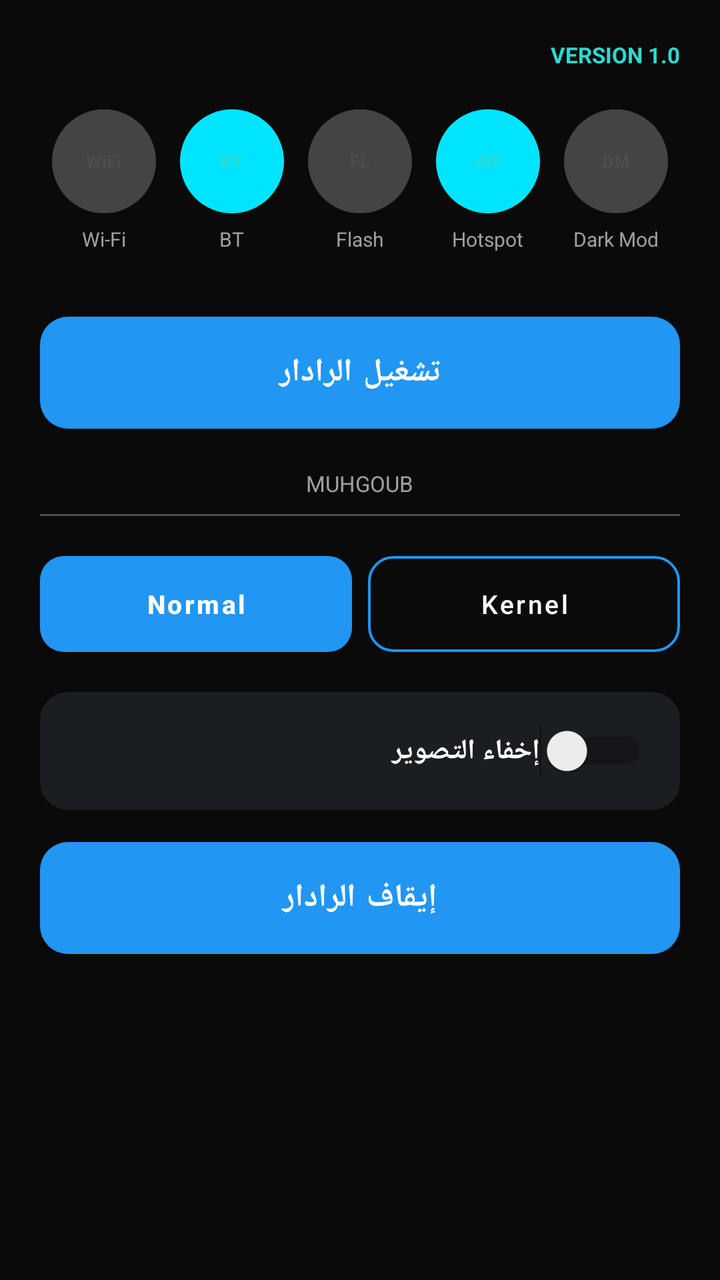
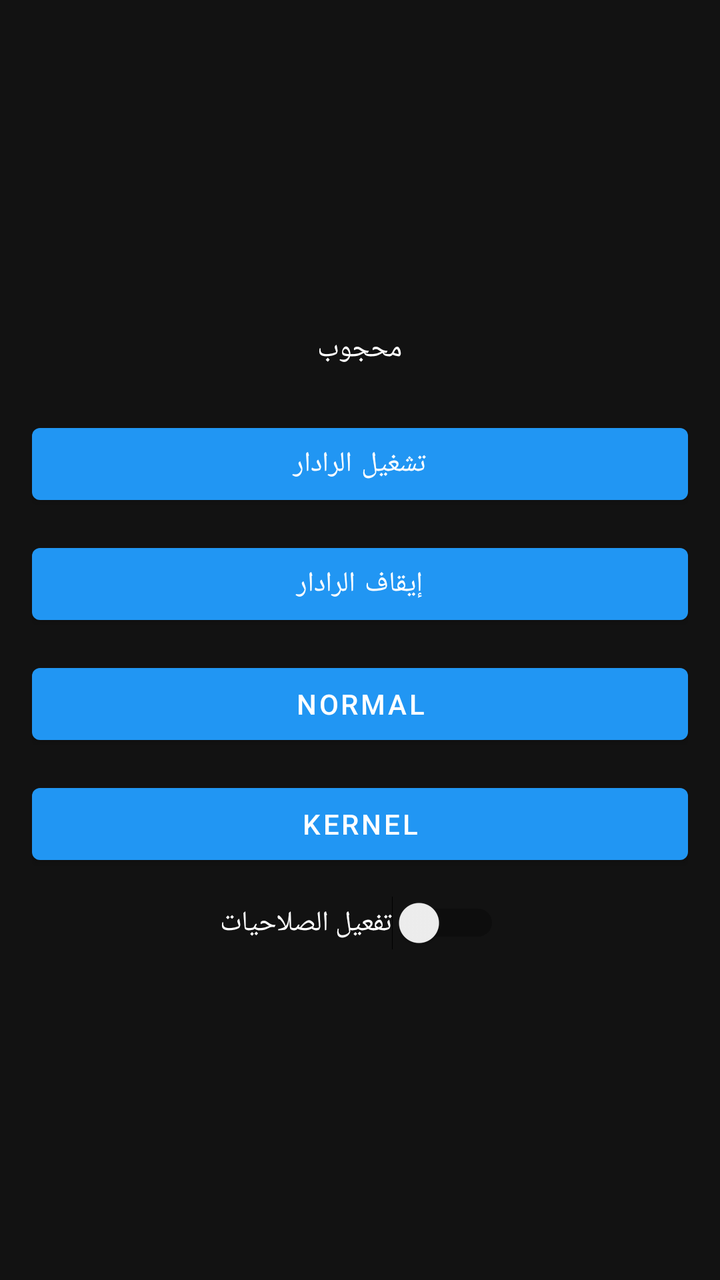

The first picture is an Android layout as it rendered before a commit; the second is the same layout after the commit. The layout source and the unified diff follow.
<!-- AndroidManifest.xml: application theme Theme.MuhgoubHUD -->
<!-- res/layout/activity_main.xml -->
<?xml version="1.0" encoding="utf-8"?>
<ScrollView xmlns:android="http://schemas.android.com/apk/res/android"
    android:layout_width="match_parent"
    android:layout_height="match_parent"
    android:background="@color/bg_dark">

    <LinearLayout
        android:layout_width="match_parent"
        android:layout_height="wrap_content"
        android:orientation="vertical"
        android:padding="20dp">

        <TextView
            android:layout_width="match_parent"
            android:layout_height="wrap_content"
            android:gravity="end"
            android:text="VERSION 1.0"
            android:textColor="@color/cyan_accent"
            android:textSize="11sp"
            android:textStyle="bold" />

        <LinearLayout
            android:layout_width="match_parent"
            android:layout_height="wrap_content"
            android:layout_marginTop="20dp"
            android:orientation="horizontal"
            android:weightSum="5">

            <LinearLayout
                android:layout_width="0dp"
                android:layout_height="wrap_content"
                android:layout_weight="1"
                android:gravity="center"
                android:orientation="vertical">
                <FrameLayout
                    android:layout_width="52dp"
                    android:layout_height="52dp"
                    android:background="@drawable/bg_icon_circle_gray">
                    <TextView
                        android:layout_width="wrap_content"
                        android:layout_height="wrap_content"
                        android:layout_gravity="center"
                        android:text="WiFi"
                        android:textColor="@color/icon_circle_gray"
                        android:textSize="9sp"
                        android:textStyle="bold" />
                </FrameLayout>
                <TextView
                    android:layout_width="wrap_content"
                    android:layout_height="wrap_content"
                    android:layout_marginTop="6dp"
                    android:text="@string/tool_wifi"
                    android:textColor="@color/text_secondary"
                    android:textSize="10sp" />
            </LinearLayout>

            <LinearLayout
                android:layout_width="0dp"
                android:layout_height="wrap_content"
                android:layout_weight="1"
                android:gravity="center"
                android:orientation="vertical">
                <FrameLayout
                    android:layout_width="52dp"
                    android:layout_height="52dp"
                    android:background="@drawable/bg_icon_circle_accent">
                    <TextView
                        android:layout_width="wrap_content"
                        android:layout_height="wrap_content"
                        android:layout_gravity="center"
                        android:text="BT"
                        android:textColor="@color/cyan_accent"
                        android:textSize="9sp"
                        android:textStyle="bold" />
                </FrameLayout>
                <TextView
                    android:layout_width="wrap_content"
                    android:layout_height="wrap_content"
                    android:layout_marginTop="6dp"
                    android:text="@string/tool_bluetooth"
                    android:textColor="@color/text_secondary"
                    android:textSize="10sp" />
            </LinearLayout>

            <LinearLayout
                android:layout_width="0dp"
                android:layout_height="wrap_content"
                android:layout_weight="1"
                android:gravity="center"
                android:orientation="vertical">
                <FrameLayout
                    android:layout_width="52dp"
                    android:layout_height="52dp"
                    android:background="@drawable/bg_icon_circle_gray">
                    <TextView
                        android:layout_width="wrap_content"
                        android:layout_height="wrap_content"
                        android:layout_gravity="center"
                        android:text="FL"
                        android:textColor="@color/icon_circle_gray"
                        android:textSize="9sp"
                        android:textStyle="bold" />
                </FrameLayout>
                <TextView
                    android:layout_width="wrap_content"
                    android:layout_height="wrap_content"
                    android:layout_marginTop="6dp"
                    android:text="@string/tool_flashlight"
                    android:textColor="@color/text_secondary"
                    android:textSize="10sp" />
            </LinearLayout>

            <LinearLayout
                android:layout_width="0dp"
                android:layout_height="wrap_content"
                android:layout_weight="1"
                android:gravity="center"
                android:orientation="vertical">
                <FrameLayout
                    android:layout_width="52dp"
                    android:layout_height="52dp"
                    android:background="@drawable/bg_icon_circle_accent">
                    <TextView
                        android:layout_width="wrap_content"
                        android:layout_height="wrap_content"
                        android:layout_gravity="center"
                        android:text="AP"
                        android:textColor="@color/cyan_accent"
                        android:textSize="9sp"
                        android:textStyle="bold" />
                </FrameLayout>
                <TextView
                    android:layout_width="wrap_content"
                    android:layout_height="wrap_content"
                    android:layout_marginTop="6dp"
                    android:text="@string/tool_hotspot"
                    android:textColor="@color/text_secondary"
                    android:textSize="10sp" />
            </LinearLayout>

            <LinearLayout
                android:layout_width="0dp"
                android:layout_height="wrap_content"
                android:layout_weight="1"
                android:gravity="center"
                android:orientation="vertical">
                <FrameLayout
                    android:layout_width="52dp"
                    android:layout_height="52dp"
                    android:background="@drawable/bg_icon_circle_gray">
                    <TextView
                        android:layout_width="wrap_content"
                        android:layout_height="wrap_content"
                        android:layout_gravity="center"
                        android:text="DM"
                        android:textColor="@color/icon_circle_gray"
                        android:textSize="9sp"
                        android:textStyle="bold" />
                </FrameLayout>
                <TextView
                    android:layout_width="wrap_content"
                    android:layout_height="wrap_content"
                    android:layout_marginTop="6dp"
                    android:text="@string/tool_dark_mode"
                    android:textColor="@color/text_secondary"
                    android:textSize="10sp" />
            </LinearLayout>

        </LinearLayout>

        
        <Button
            android:id="@+id/btnLaunchPanel"
            android:layout_width="match_parent"
            android:layout_height="56dp"
            android:layout_marginTop="32dp"
            android:background="@drawable/bg_main_button"
            android:text="تشغيل الرادار"
            android:textAllCaps="false"
            android:textColor="@color/white"
            android:textSize="16sp"
            android:textStyle="bold" />

        <TextView
            android:layout_width="wrap_content"
            android:layout_height="wrap_content"
            android:layout_marginTop="20dp"
            android:layout_gravity="center"
            android:text="@string/app_name"
            android:textColor="@color/text_secondary"
            android:textSize="11sp" />

        <View
            android:layout_width="match_parent"
            android:layout_height="1dp"
            android:layout_marginTop="8dp"
            android:layout_marginBottom="20dp"
            android:background="@color/icon_circle_gray" />

        
        <LinearLayout
            android:layout_width="match_parent"
            android:layout_height="wrap_content"
            android:orientation="horizontal"
            android:weightSum="2">

            <Button
                android:id="@+id/btnModeNormal"
                android:layout_width="0dp"
                android:layout_height="48dp"
                android:layout_weight="1"
                android:layout_marginEnd="8dp"
                android:background="@drawable/bg_segment_filled"
                android:text="Normal"
                android:textAllCaps="false"
                android:textColor="@color/white"
                android:textSize="13sp"
                android:textStyle="bold" />

            <Button
                android:id="@+id/btnModeTurbo"
                android:layout_width="0dp"
                android:layout_height="48dp"
                android:layout_weight="1"
                android:background="@drawable/bg_segment_outline"
                android:text="Kernel"
                android:textAllCaps="false"
                android:textColor="@color/white"
                android:textSize="13sp" />

        </LinearLayout>

        
        <LinearLayout
            android:layout_width="match_parent"
            android:layout_height="wrap_content"
            android:layout_marginTop="20dp"
            android:background="@drawable/bg_overlay_card"
            android:gravity="center_vertical"
            android:orientation="horizontal"
            android:padding="16dp">

            <TextView
                android:layout_width="0dp"
                android:layout_height="wrap_content"
                android:layout_weight="1"
                android:text="إخفاء التصوير"
                android:textColor="@color/text_primary"
                android:textSize="14sp"
                android:textStyle="bold" />

            <Switch
                android:id="@+id/switchPermission"
                android:layout_width="wrap_content"
                android:layout_height="wrap_content" />

        </LinearLayout>

        
        <Button
            android:id="@+id/btnStopPanel"
            android:layout_width="match_parent"
            android:layout_height="56dp"
            android:layout_marginTop="16dp"
            android:background="@drawable/bg_main_button"
            android:text="إيقاف الرادار"
            android:textAllCaps="false"
            android:textColor="@color/white"
            android:textSize="16sp"
            android:textStyle="bold" />

    </LinearLayout>

</ScrollView>
<!-- resources referenced by this layout -->
<resources>
  <color name="bg_dark">#FF0A0A0A</color>
  <color name="cyan_accent">#FF2FD8CE</color>
  <color name="icon_circle_gray">#FF4A4E52</color>
  <color name="text_primary">#FFFFFFFF</color>
  <color name="text_secondary">#FFA0A0A0</color>
  <color name="white">#FFFFFFFF</color>
  <!-- drawable bg_icon_circle_accent (drawable) -->
  <?xml version="1.0" encoding="utf-8"?>
  <shape xmlns:android="http://schemas.android.com/apk/res/android"
      android:shape="oval">
      <solid android:color="#00E5FF" />
  </shape>
  <!-- drawable bg_icon_circle_gray (drawable) -->
  <?xml version="1.0" encoding="utf-8"?>
  <shape xmlns:android="http://schemas.android.com/apk/res/android"
      android:shape="oval">
      <solid android:color="#444444" />
  </shape>
  <!-- drawable bg_main_button (drawable) -->
  <?xml version="1.0" encoding="utf-8"?>
  <shape xmlns:android="http://schemas.android.com/apk/res/android"
      android:shape="rectangle">
      <solid android:color="@color/start_blue" />
      <corners android:radius="14dp" />
  </shape>
  <!-- drawable bg_overlay_card (drawable) -->
  <?xml version="1.0" encoding="utf-8"?>
  <shape xmlns:android="http://schemas.android.com/apk/res/android"
      android:shape="rectangle">
      <solid android:color="@color/card_bg" />
      <corners android:radius="14dp" />
  </shape>
  <!-- drawable bg_segment_filled (drawable) -->
  <?xml version="1.0" encoding="utf-8"?>
  <shape xmlns:android="http://schemas.android.com/apk/res/android"
      android:shape="rectangle">
      <solid android:color="@color/teal_accent" />
      <corners android:radius="12dp" />
  </shape>
  <!-- drawable bg_segment_outline (drawable) -->
  <?xml version="1.0" encoding="utf-8"?>
  <shape xmlns:android="http://schemas.android.com/apk/res/android"
      android:shape="rectangle">
      <solid android:color="@android:color/transparent" />
      <stroke android:width="1.2dp" android:color="@color/text_secondary" />
      <corners android:radius="12dp" />
  </shape>
  <string name="app_name">MUHGOUB</string>
  <string name="tool_bluetooth">BT</string>
  <string name="tool_dark_mode">Dark Mod</string>
  <string name="tool_flashlight">Flash</string>
  <string name="tool_hotspot">Hotspot</string>
  <string name="tool_wifi">Wi-Fi</string>
  <style name="Theme.MuhgoubHUD" parent="Theme.MaterialComponents.DayNight.NoActionBar">
          <item name="colorPrimary">@color/accent</item>
          <item name="colorPrimaryDark">@color/pure_black</item>
          <item name="colorAccent">@color/cyan_accent</item>
          <item name="android:windowBackground">@color/bg_dark</item>
          <item name="android:statusBarColor">@color/pure_black</item>
          <item name="android:navigationBarColor">@color/pure_black</item>
          <item name="android:windowLightStatusBar" tools:targetApi="m">false</item>
      </style>
  <color name="start_blue">#FF4B9FD6</color>
  <color name="card_bg">#FF1B1E21</color>
  <color name="teal_accent">#FF2FD8CE</color>
  <color name="accent">#FF2196F3</color>
  <color name="pure_black">#FF000000</color>
</resources>

<!-- the commit's change to res/layout/activity_main.xml (unified diff, before → after) -->
@@ -1,274 +1,55 @@
 <?xml version="1.0" encoding="utf-8"?>
-<ScrollView xmlns:android="http://schemas.android.com/apk/res/android"
+<LinearLayout xmlns:android="http://schemas.android.com/apk/res/android"
     android:layout_width="match_parent"
     android:layout_height="match_parent"
-    android:background="@color/bg_dark">
+    android:orientation="vertical"
+    android:gravity="center"
+    android:padding="16dp"
+    android:background="#121212">
 
-    <LinearLayout
+    
+    <TextView
+        android:id="@+id/tvMahgoub"
+        android:layout_width="wrap_content"
+        android:layout_height="wrap_content"
+        android:text="محجوب"
+        android:textSize="14sp"
+        android:textColor="#FFFFFF"
+        android:layout_marginBottom="24dp"/>
+
+    <Button
+        android:id="@+id/btnLaunchPanel"
         android:layout_width="match_parent"
         android:layout_height="wrap_content"
-        android:orientation="vertical"
-        android:padding="20dp">
+        android:text="تشغيل الرادار"
+        android:layout_marginBottom="12dp"/>
 
-        <TextView
-            android:layout_width="match_parent"
-            android:layout_height="wrap_content"
-            android:gravity="end"
-            android:text="VERSION 1.0"
-            android:textColor="@color/cyan_accent"
-            android:textSize="11sp"
-            android:textStyle="bold" />
+    <Button
+        android:id="@+id/btnStopPanel"
+        android:layout_width="match_parent"
+        android:layout_height="wrap_content"
+        android:text="إيقاف الرادار"
+        android:layout_marginBottom="12dp"/>
 
-        <LinearLayout
-            android:layout_width="match_parent"
-            android:layout_height="wrap_content"
-            android:layout_marginTop="20dp"
-            android:orientation="horizontal"
-            android:weightSum="5">
+    <Button
+        android:id="@+id/btnModeNormal"
+        android:layout_width="match_parent"
+        android:layout_height="wrap_content"
+        android:text="Normal"
+        android:layout_marginBottom="12dp"/>
 
-            <LinearLayout
-                android:layout_width="0dp"
-                android:layout_height="wrap_content"
-                android:layout_weight="1"
-                android:gravity="center"
-                android:orientation="vertical">
-                <FrameLayout
-                    android:layout_width="52dp"
-                    android:layout_height="52dp"
-                    android:background="@drawable/bg_icon_circle_gray">
-                    <TextView
-                        android:layout_width="wrap_content"
-                        android:layout_height="wrap_content"
-                        android:layout_gravity="center"
-                        android:text="WiFi"
-                        android:textColor="@color/icon_circle_gray"
-                        android:textSize="9sp"
-                        android:textStyle="bold" />
-                </FrameLayout>
-                <TextView
-                    android:layout_width="wrap_content"
-                    android:layout_height="wrap_content"
-                    android:layout_marginTop="6dp"
-                    android:text="@string/tool_wifi"
-                    android:textColor="@color/text_secondary"
-                    android:textSize="10sp" />
-            </LinearLayout>
+    <Button
+        android:id="@+id/btnModeTurbo"
+        android:layout_width="match_parent"
+        android:layout_height="wrap_content"
+        android:text="Kernel"
+        android:layout_marginBottom="12dp"/>
 
-            <LinearLayout
-                android:layout_width="0dp"
-                android:layout_height="wrap_content"
-                android:layout_weight="1"
-                android:gravity="center"
-                android:orientation="vertical">
-                <FrameLayout
-                    android:layout_width="52dp"
-                    android:layout_height="52dp"
-                    android:background="@drawable/bg_icon_circle_accent">
-                    <TextView
-                        android:layout_width="wrap_content"
-                        android:layout_height="wrap_content"
-                        android:layout_gravity="center"
-                        android:text="BT"
-                        android:textColor="@color/cyan_accent"
-                        android:textSize="9sp"
-                        android:textStyle="bold" />
-                </FrameLayout>
-                <TextView
-                    android:layout_width="wrap_content"
-                    android:layout_height="wrap_content"
-                    android:layout_marginTop="6dp"
-                    android:text="@string/tool_bluetooth"
-                    android:textColor="@color/text_secondary"
-                    android:textSize="10sp" />
-            </LinearLayout>
+    <Switch
+        android:id="@+id/switchPermission"
+        android:layout_width="wrap_content"
+        android:layout_height="wrap_content"
+        android:text="تفعيل الصلاحيات"
+        android:textColor="#FFFFFF"/>
 
-            <LinearLayout
-                android:layout_width="0dp"
-                android:layout_height="wrap_content"
-                android:layout_weight="1"
-                android:gravity="center"
-                android:orientation="vertical">
-                <FrameLayout
-                    android:layout_width="52dp"
-                    android:layout_height="52dp"
-                    android:background="@drawable/bg_icon_circle_gray">
-                    <TextView
-                        android:layout_width="wrap_content"
-                        android:layout_height="wrap_content"
-                        android:layout_gravity="center"
-                        android:text="FL"
-                        android:textColor="@color/icon_circle_gray"
-                        android:textSize="9sp"
-                        android:textStyle="bold" />
-                </FrameLayout>
-                <TextView
-                    android:layout_width="wrap_content"
-                    android:layout_height="wrap_content"
-                    android:layout_marginTop="6dp"
-                    android:text="@string/tool_flashlight"
-                    android:textColor="@color/text_secondary"
-                    android:textSize="10sp" />
-            </LinearLayout>
-
-            <LinearLayout
-                android:layout_width="0dp"
-                android:layout_height="wrap_content"
-                android:layout_weight="1"
-                android:gravity="center"
-                android:orientation="vertical">
-                <FrameLayout
-                    android:layout_width="52dp"
-                    android:layout_height="52dp"
-                    android:background="@drawable/bg_icon_circle_accent">
-                    <TextView
-                        android:layout_width="wrap_content"
-                        android:layout_height="wrap_content"
-                        android:layout_gravity="center"
-                        android:text="AP"
-                        android:textColor="@color/cyan_accent"
-                        android:textSize="9sp"
-                        android:textStyle="bold" />
-                </FrameLayout>
-                <TextView
-                    android:layout_width="wrap_content"
-                    android:layout_height="wrap_content"
-                    android:layout_marginTop="6dp"
-                    android:text="@string/tool_hotspot"
-                    android:textColor="@color/text_secondary"
-                    android:textSize="10sp" />
-            </LinearLayout>
-
-            <LinearLayout
-                android:layout_width="0dp"
-                android:layout_height="wrap_content"
-                android:layout_weight="1"
-                android:gravity="center"
-                android:orientation="vertical">
-                <FrameLayout
-                    android:layout_width="52dp"
-                    android:layout_height="52dp"
-                    android:background="@drawable/bg_icon_circle_gray">
-                    <TextView
-                        android:layout_width="wrap_content"
-                        android:layout_height="wrap_content"
-                        android:layout_gravity="center"
-                        android:text="DM"
-                        android:textColor="@color/icon_circle_gray"
-                        android:textSize="9sp"
-                        android:textStyle="bold" />
-                </FrameLayout>
-                <TextView
-                    android:layout_width="wrap_content"
-                    android:layout_height="wrap_content"
-                    android:layout_marginTop="6dp"
-                    android:text="@string/tool_dark_mode"
-                    android:textColor="@color/text_secondary"
-                    android:textSize="10sp" />
-            </LinearLayout>
-
-        </LinearLayout>
-
-        
-        <Button
-            android:id="@+id/btnLaunchPanel"
-            android:layout_width="match_parent"
-            android:layout_height="56dp"
-            android:layout_marginTop="32dp"
-            android:background="@drawable/bg_main_button"
-            android:text="تشغيل الرادار"
-            android:textAllCaps="false"
-            android:textColor="@color/white"
-            android:textSize="16sp"
-            android:textStyle="bold" />
-
-        <TextView
-            android:layout_width="wrap_content"
-            android:layout_height="wrap_content"
-            android:layout_marginTop="20dp"
-            android:layout_gravity="center"
-            android:text="@string/app_name"
-            android:textColor="@color/text_secondary"
-            android:textSize="11sp" />
-
-        <View
-            android:layout_width="match_parent"
-            android:layout_height="1dp"
-            android:layout_marginTop="8dp"
-            android:layout_marginBottom="20dp"
-            android:background="@color/icon_circle_gray" />
-
-        
-        <LinearLayout
-            android:layout_width="match_parent"
-            android:layout_height="wrap_content"
-            android:orientation="horizontal"
-            android:weightSum="2">
-
-            <Button
-                android:id="@+id/btnModeNormal"
-                android:layout_width="0dp"
-                android:layout_height="48dp"
-                android:layout_weight="1"
-                android:layout_marginEnd="8dp"
-                android:background="@drawable/bg_segment_filled"
-                android:text="Normal"
-                android:textAllCaps="false"
-                android:textColor="@color/white"
-                android:textSize="13sp"
-                android:textStyle="bold" />
-
-            <Button
-                android:id="@+id/btnModeTurbo"
-                android:layout_width="0dp"
-                android:layout_height="48dp"
-                android:layout_weight="1"
-                android:background="@drawable/bg_segment_outline"
-                android:text="Kernel"
-                android:textAllCaps="false"
-                android:textColor="@color/white"
-                android:textSize="13sp" />
-
-        </LinearLayout>
-
-        
-        <LinearLayout
-            android:layout_width="match_parent"
-            android:layout_height="wrap_content"
-            android:layout_marginTop="20dp"
-            android:background="@drawable/bg_overlay_card"
-            android:gravity="center_vertical"
-            android:orientation="horizontal"
-            android:padding="16dp">
-
-            <TextView
-                android:layout_width="0dp"
-                android:layout_height="wrap_content"
-                android:layout_weight="1"
-                android:text="إخفاء التصوير"
-                android:textColor="@color/text_primary"
-                android:textSize="14sp"
-                android:textStyle="bold" />
-
-            <Switch
-                android:id="@+id/switchPermission"
-                android:layout_width="wrap_content"
-                android:layout_height="wrap_content" />
-
-        </LinearLayout>
-
-        
-        <Button
-            android:id="@+id/btnStopPanel"
-            android:layout_width="match_parent"
-            android:layout_height="56dp"
-            android:layout_marginTop="16dp"
-            android:background="@drawable/bg_main_button"
-            android:text="إيقاف الرادار"
-            android:textAllCaps="false"
-            android:textColor="@color/white"
-            android:textSize="16sp"
-            android:textStyle="bold" />
-
-    </LinearLayout>
-
-</ScrollView>
+</LinearLayout>
<!-- resource entries referenced after the edit -->
@@ -2,57 +2,6 @@
 <resources>
   <color name="bg_dark">#FF0A0A0A</color>
   <color name="cyan_accent">#FF2FD8CE</color>
-  <color name="icon_circle_gray">#FF4A4E52</color>
-  <color name="text_primary">#FFFFFFFF</color>
-  <color name="text_secondary">#FFA0A0A0</color>
-  <color name="white">#FFFFFFFF</color>
-  <!-- drawable bg_icon_circle_accent (drawable) -->
-  <?xml version="1.0" encoding="utf-8"?>
-  <shape xmlns:android="http://schemas.android.com/apk/res/android"
-      android:shape="oval">
-      <solid android:color="#00E5FF" />
-  </shape>
-  <!-- drawable bg_icon_circle_gray (drawable) -->
-  <?xml version="1.0" encoding="utf-8"?>
-  <shape xmlns:android="http://schemas.android.com/apk/res/android"
-      android:shape="oval">
-      <solid android:color="#444444" />
-  </shape>
-  <!-- drawable bg_main_button (drawable) -->
-  <?xml version="1.0" encoding="utf-8"?>
-  <shape xmlns:android="http://schemas.android.com/apk/res/android"
-      android:shape="rectangle">
-      <solid android:color="@color/start_blue" />
-      <corners android:radius="14dp" />
-  </shape>
-  <!-- drawable bg_overlay_card (drawable) -->
-  <?xml version="1.0" encoding="utf-8"?>
-  <shape xmlns:android="http://schemas.android.com/apk/res/android"
-      android:shape="rectangle">
-      <solid android:color="@color/card_bg" />
-      <corners android:radius="14dp" />
-  </shape>
-  <!-- drawable bg_segment_filled (drawable) -->
-  <?xml version="1.0" encoding="utf-8"?>
-  <shape xmlns:android="http://schemas.android.com/apk/res/android"
-      android:shape="rectangle">
-      <solid android:color="@color/teal_accent" />
-      <corners android:radius="12dp" />
-  </shape>
-  <!-- drawable bg_segment_outline (drawable) -->
-  <?xml version="1.0" encoding="utf-8"?>
-  <shape xmlns:android="http://schemas.android.com/apk/res/android"
-      android:shape="rectangle">
-      <solid android:color="@android:color/transparent" />
-      <stroke android:width="1.2dp" android:color="@color/text_secondary" />
-      <corners android:radius="12dp" />
-  </shape>
-  <string name="app_name">MUHGOUB</string>
-  <string name="tool_bluetooth">BT</string>
-  <string name="tool_dark_mode">Dark Mod</string>
-  <string name="tool_flashlight">Flash</string>
-  <string name="tool_hotspot">Hotspot</string>
-  <string name="tool_wifi">Wi-Fi</string>
   <style name="Theme.MuhgoubHUD" parent="Theme.MaterialComponents.DayNight.NoActionBar">
           <item name="colorPrimary">@color/accent</item>
           <item name="colorPrimaryDark">@color/pure_black</item>
@@ -62,9 +11,6 @@
           <item name="android:navigationBarColor">@color/pure_black</item>
           <item name="android:windowLightStatusBar" tools:targetApi="m">false</item>
       </style>
-  <color name="start_blue">#FF4B9FD6</color>
-  <color name="card_bg">#FF1B1E21</color>
-  <color name="teal_accent">#FF2FD8CE</color>
   <color name="accent">#FF2196F3</color>
   <color name="pure_black">#FF000000</color>
 </resources>
